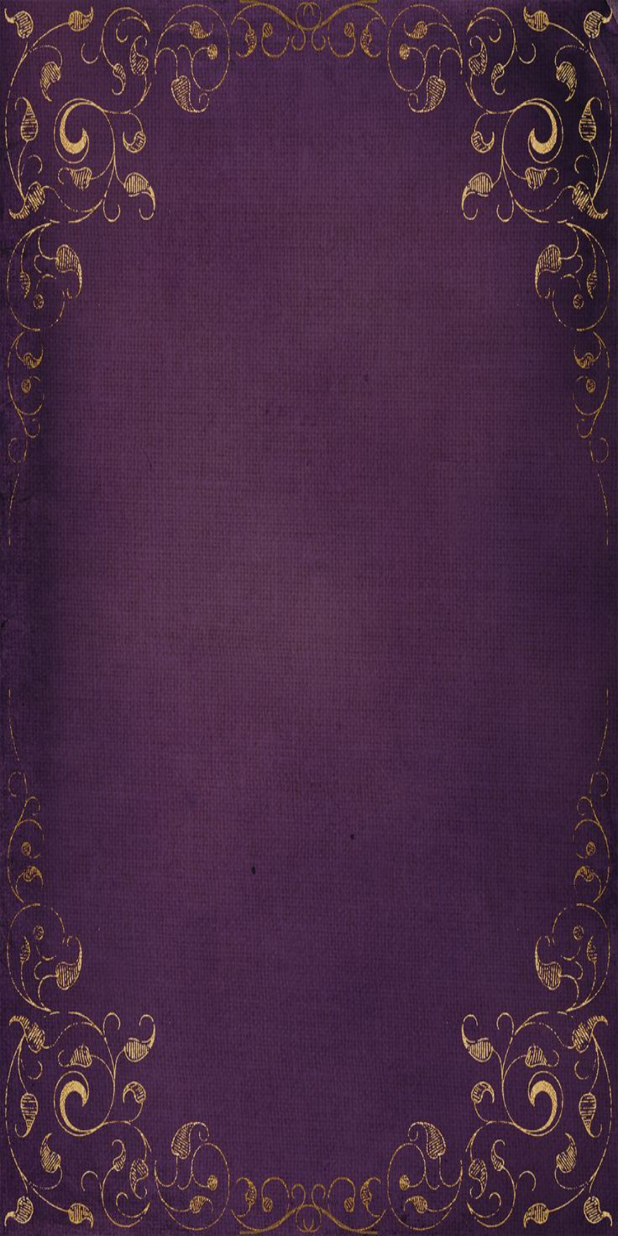
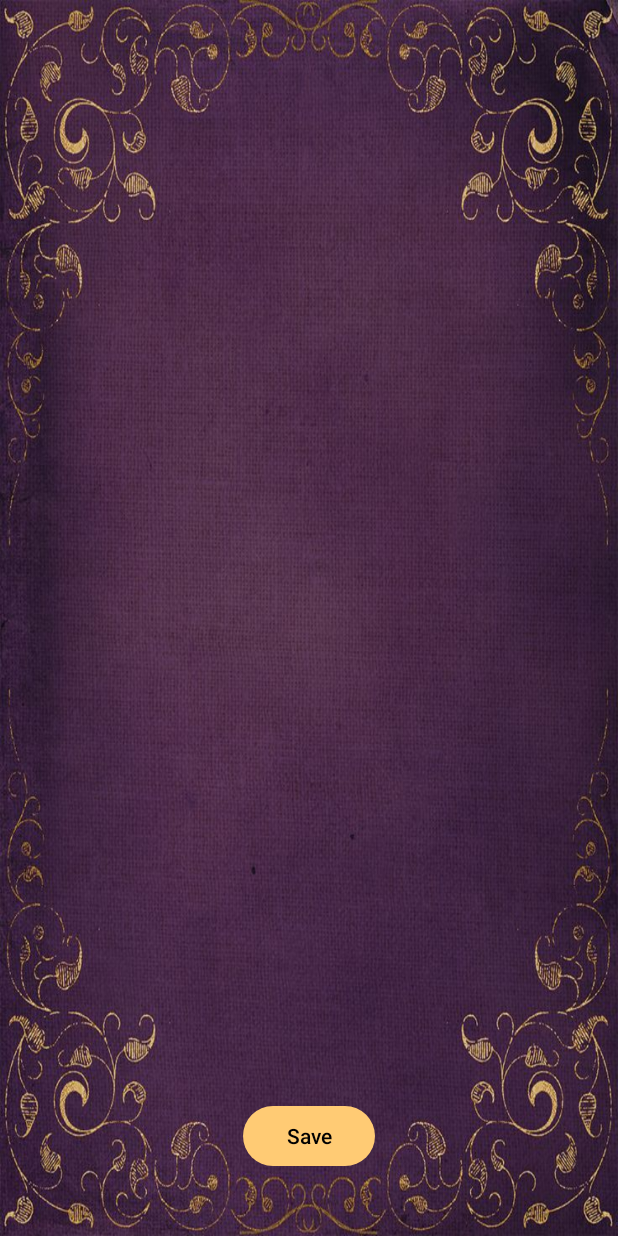
Before and after one commit to Satyavira/UTS_Lab6_PM, an Android app: the FirstGreetingCardActivity screen opened directly, with no data from a screen before it, on a phone screen of 412 x 824 dp. Run offline under Robolectric (Android 15) with nearby library versions, the phone set to English and light mode, and no system bars.

Commit message:
For the layout I have add support for light mode and dark mode

```diff
--- a/app/src/main/res/layout/activity_first_greeting_card.xml
+++ b/app/src/main/res/layout/activity_first_greeting_card.xml
@@ -33,6 +33,24 @@
         app:layout_constraintTop_toBottomOf="@id/tv_title"
         />
 
+    <com.google.android.material.button.MaterialButton
+        android:id="@+id/bt_save"
+        android:layout_width="wrap_content"
+        android:layout_height="wrap_content"
+        android:layout_marginBottom="50dp"
+        android:text="@string/save"
+        app:layout_constraintTop_toTopOf="@id/guidelineButton"
+        app:layout_constraintStart_toStartOf="parent"
+        app:layout_constraintEnd_toEndOf="parent"
+        />
+
+    <androidx.constraintlayout.widget.Guideline
+        android:id="@+id/guidelineButton"
+        android:layout_width="wrap_content"
+        android:layout_height="wrap_content"
+        android:orientation="horizontal"
+        app:layout_constraintGuide_percent="0.89" />
+
     <androidx.constraintlayout.widget.Guideline
         android:id="@+id/guidelineTop"
         android:layout_width="wrap_content"
@@ -46,6 +64,7 @@
         android:layout_height="wrap_content"
         android:orientation="horizontal"
         app:layout_constraintGuide_percent="0.80" />
+
 
     <androidx.constraintlayout.widget.Guideline
         android:id="@+id/guidelineStart"
--- a/app/src/main/res/values-night/themes.xml
+++ b/app/src/main/res/values-night/themes.xml
@@ -1,7 +1,11 @@
 <resources xmlns:tools="http://schemas.android.com/tools">
     <!-- Base application theme. -->
     <style name="Base.Theme.UTS_Lab6_PM" parent="Theme.Material3.DayNight.NoActionBar">
-        <!-- Customize your dark theme here. -->
-        <!-- <item name="colorPrimary">@color/my_dark_primary</item> -->
+        <item name="colorPrimary">@color/my_dark_on_primary</item>
+        <item name="colorOnPrimary">@color/my_dark_primary</item>
+    </style>
+
+    <style name="card_color">
+        <item name="cardBackgroundColor">@color/my_dark_card</item>
     </style>
 </resources>
--- a/app/src/main/res/values/colors.xml
+++ b/app/src/main/res/values/colors.xml
@@ -1,5 +1,11 @@
 <?xml version="1.0" encoding="utf-8"?>
 <resources>
+
     <color name="black">#FF000000</color>
+    <color name="my_light_primary">#000000</color>
+    <color name="my_dark_primary">#FFCB74</color>
+    <color name="my_dark_on_primary">#111111</color>
+    <color name="my_dark_card">#302A18</color>
+    <color name="my_light_card">#B3B3B3</color>
     <color name="white">#FFFFFFFF</color>
 </resources>
--- a/app/src/main/res/values/strings.xml
+++ b/app/src/main/res/values/strings.xml
@@ -8,4 +8,5 @@
     <string name="create_greeting_card">Create Greeting Card</string>
     <string name="title">Title</string>
     <string name="content">Content</string>
+    <string name="save">Save</string>
 </resources>
--- a/app/src/main/res/values/themes.xml
+++ b/app/src/main/res/values/themes.xml
@@ -1,9 +1,22 @@
 <resources xmlns:tools="http://schemas.android.com/tools">
     <!-- Base application theme. -->
     <style name="Base.Theme.UTS_Lab6_PM" parent="Theme.Material3.DayNight.NoActionBar">
-        <!-- Customize your light theme here. -->
-        <!-- <item name="colorPrimary">@color/my_light_primary</item> -->
+        <item name="colorPrimary">@color/my_dark_primary</item>
+        <item name="colorOnPrimary">@color/my_light_primary</item>
+        <item name="colorSecondary">@color/my_light_primary</item>
+        <item name="colorOnBackground">@color/my_dark_on_primary</item>
     </style>
 
-    <style name="Theme.UTS_Lab6_PM" parent="Base.Theme.UTS_Lab6_PM" />
+    <style name="Theme.UTS_Lab6_PM" parent="Base.Theme.UTS_Lab6_PM"/>
+
+
+
+    <style name="card_text">
+        <item name="android:textColor">?attr/colorOnPrimary</item>
+        <item name="android:textAppearance">?attr/textAppearanceTitleMedium</item>
+    </style>
+
+    <style name="card_color">
+        <item name="cardBackgroundColor">@color/my_light_card</item>
+    </style>
 </resources>
```
Also changed, not shown: app/src/main/res/layout/activity_create_greeting_card.xml (+8 -2 lines), app/src/main/res/layout/activity_main.xml (+6 -8 lines), app/src/main/res/layout/activity_second_greeting_card.xml (+18 -0 lines), app/src/main/res/layout/activity_third_greeting_card.xml (+11 -0 lines).
